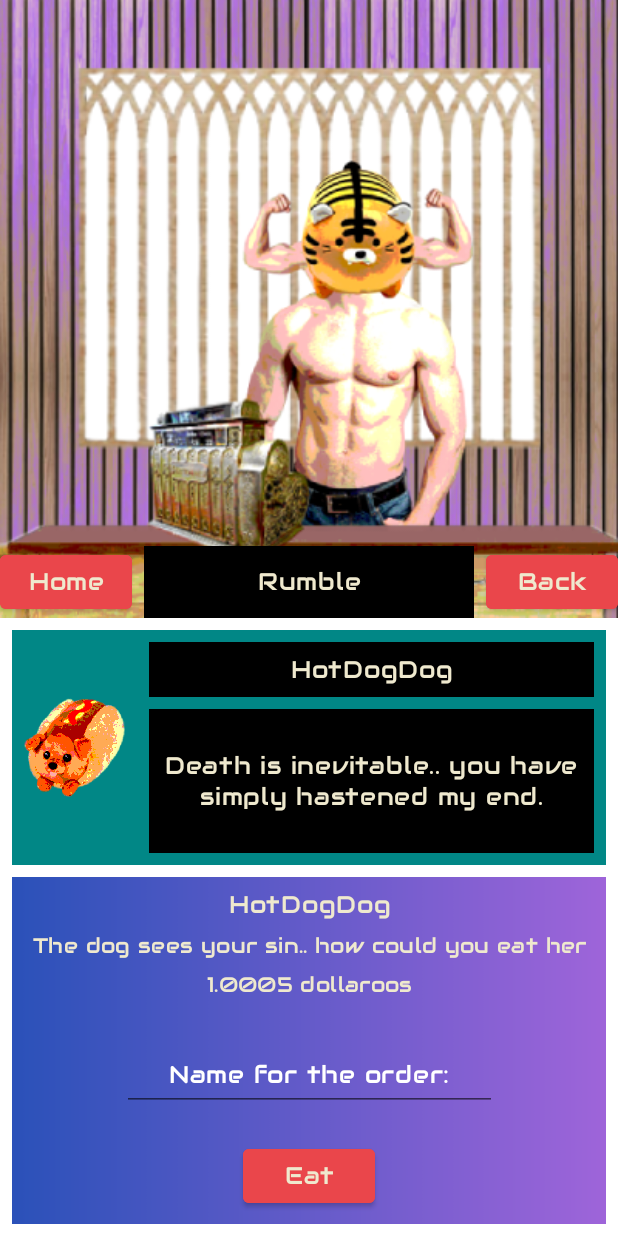
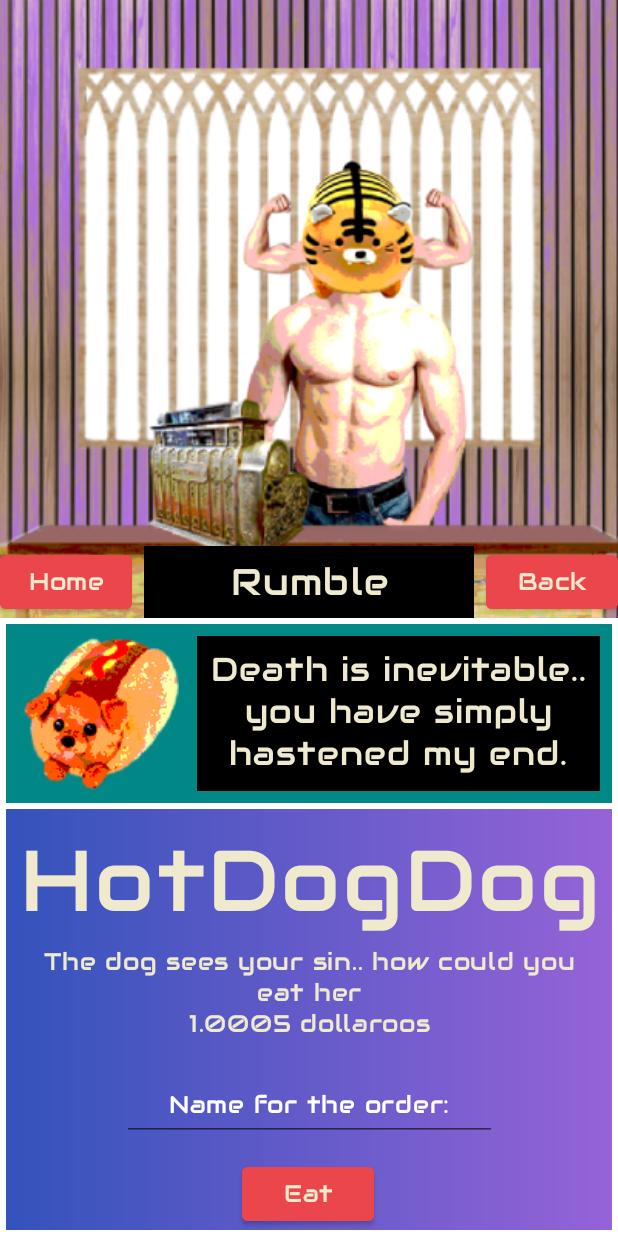
Before and after one commit to FalseNor/coffeeGame, an Android app: the PurchaseFragment screen opened through its navigation route, on a phone screen of 412 x 824 dp. Run offline under Robolectric (Android 15) with nearby library versions, the phone set to English and light mode, and no system bars.

Commit message:
beefed more layouts, removed redundancy
Signed-off-by: literate gamer <rareliterategamer@gmail.com>

```diff
--- a/app/src/main/java/com/example/coffeegame/PurchaseFragment.kt
+++ b/app/src/main/java/com/example/coffeegame/PurchaseFragment.kt
@@ -48,7 +48,6 @@ class PurchaseFragment : Fragment() {
             binding.itemTitleTextView.text = it.name
             binding.itemPriceTextView.text = it.price
             binding.itemDescriptionTextView.text = it.description
-            binding.foodNameDialogueTextView.text = it.name
             //TODO: use getString(it.deathStatement) when strings are saved properly
             }
         //navigation buttons
--- a/app/src/main/res/layout/fragment_ambiance.xml
+++ b/app/src/main/res/layout/fragment_ambiance.xml
@@ -48,6 +48,7 @@
         android:layout_marginStart="8dp"
         android:layout_marginEnd="8dp"
         android:text="Placeholder words"
+        app:autoSizeTextType="uniform"
         app:layout_constraintBottom_toBottomOf="@id/text_box_bg_ambiance"
         app:layout_constraintEnd_toEndOf="@id/text_box_bg_ambiance"
         app:layout_constraintStart_toStartOf="@id/text_box_bg_ambiance"
@@ -57,10 +58,12 @@
         android:id="@+id/image_ambiance_foreground"
         android:layout_width="0dp"
         android:layout_height="wrap_content"
+        android:importantForAccessibility="no"
         android:src="@drawable/ambiance_foreground"
         app:layout_constraintBottom_toBottomOf="@+id/image_ambiance_background"
         app:layout_constraintEnd_toEndOf="parent"
-        app:layout_constraintStart_toStartOf="parent" />
+        app:layout_constraintStart_toStartOf="parent"
+        tools:ignore="ImageContrastCheck" />
 
     <ImageView
         android:id="@+id/food_image_ambiance_screen"
@@ -73,7 +76,8 @@
         android:src="@drawable/food_hotdog"
         app:layout_constraintBottom_toBottomOf="@+id/image_ambiance_background"
         app:layout_constraintEnd_toEndOf="parent"
-        app:layout_constraintStart_toStartOf="parent" />
+        app:layout_constraintStart_toStartOf="parent"
+        tools:ignore="ImageContrastCheck" />
 
     <Button
         android:id="@+id/ambiance_back_to_start_button"
@@ -83,7 +87,8 @@
         android:backgroundTint="@color/salmon"
         android:text="@string/home"
         app:layout_constraintBottom_toTopOf="@+id/ambiance_guideline"
-        app:layout_constraintStart_toStartOf="@+id/image_ambiance_background" />
+        app:layout_constraintStart_toStartOf="@+id/image_ambiance_background"
+        tools:ignore="TextContrastCheck" />
 
     <Button
         android:id="@+id/ambiance_back_to_main"
@@ -93,6 +98,7 @@
         android:backgroundTint="@color/salmon"
         android:text="@string/back"
         app:layout_constraintBottom_toTopOf="@+id/ambiance_guideline"
-        app:layout_constraintEnd_toEndOf="parent" />
+        app:layout_constraintEnd_toEndOf="parent"
+        tools:ignore="TextContrastCheck" />
 
 </androidx.constraintlayout.widget.ConstraintLayout>
--- a/app/src/main/res/layout/fragment_chat.xml
+++ b/app/src/main/res/layout/fragment_chat.xml
@@ -61,7 +61,8 @@
         app:layout_constraintBottom_toBottomOf="@+id/text_box_bg3"
         app:layout_constraintEnd_toEndOf="@+id/text_box_bg3"
         app:layout_constraintStart_toStartOf="@+id/text_box_bg3"
-        app:layout_constraintTop_toTopOf="@+id/text_box_bg3" />
+        app:layout_constraintTop_toTopOf="@+id/text_box_bg3"
+        tools:autoSizeTextType="uniform" />
 
     <Button
         android:id="@+id/back_to_start_button"
@@ -160,6 +161,7 @@
         android:background="@color/black"
         android:padding="8dp"
         android:text="Rumble"
+        app:autoSizeTextType="uniform"
         app:layout_constraintBottom_toBottomOf="@+id/back_to_start_button"
         app:layout_constraintEnd_toStartOf="@+id/back_to_game_button"
         app:layout_constraintStart_toEndOf="@+id/back_to_start_button"
--- a/app/src/main/res/layout/fragment_main_game.xml
+++ b/app/src/main/res/layout/fragment_main_game.xml
@@ -114,6 +114,7 @@
         android:background="@color/black"
         android:padding="8dp"
         android:text="Rumble"
+        app:autoSizeTextType="uniform"
         app:layout_constraintBottom_toTopOf="@+id/guideline"
         app:layout_constraintEnd_toStartOf="@+id/chat_button"
         app:layout_constraintHorizontal_bias="0.0"
--- a/app/src/main/res/layout/fragment_purchase.xml
+++ b/app/src/main/res/layout/fragment_purchase.xml
@@ -19,7 +19,21 @@
         android:layout_width="wrap_content"
         android:layout_height="wrap_content"
         android:orientation="horizontal"
-        app:layout_constraintGuide_percent=".70" />
+        app:layout_constraintGuide_percent=".65" />
+
+    <androidx.constraintlayout.widget.Guideline
+        android:id="@+id/vertical_fourth"
+        android:layout_width="wrap_content"
+        android:layout_height="wrap_content"
+        android:orientation="vertical"
+        app:layout_constraintGuide_percent=".3" />
+
+    <androidx.constraintlayout.widget.Guideline
+        android:id="@+id/bottom_horizontal_guideline"
+        android:layout_width="wrap_content"
+        android:layout_height="wrap_content"
+        android:orientation="horizontal"
+        app:layout_constraintGuide_percent=".85" />
 
     <ImageView
         android:id="@+id/purchase_screen_character_image"
@@ -34,14 +48,15 @@
         app:layout_constraintTop_toTopOf="parent"
         app:layout_constraintVertical_bias="0.0" />
 
+
     <ImageView
         android:id="@+id/purchase_screen_text_box_bg"
         android:layout_width="0dp"
         android:layout_height="0dp"
-        android:layout_marginStart="8dp"
-        android:layout_marginTop="8dp"
-        android:layout_marginEnd="8dp"
-        android:layout_marginBottom="8dp"
+        android:layout_marginStart="4dp"
+        android:layout_marginTop="4dp"
+        android:layout_marginEnd="4dp"
+        android:layout_marginBottom="4dp"
         android:importantForAccessibility="no"
         android:scaleType="centerCrop"
         android:src="@drawable/better_text_box"
@@ -50,16 +65,15 @@
         app:layout_constraintHorizontal_bias="0.0"
         app:layout_constraintStart_toStartOf="parent"
         app:layout_constraintTop_toTopOf="@+id/purchase_fragment_under_half_guideline"
-        app:layout_constraintVertical_bias="0.0" />
-
+        app:layout_constraintVertical_bias="1.0" />
 
     <ImageView
         android:id="@+id/other_text_box_bg"
         android:layout_width="0dp"
         android:layout_height="0dp"
-        android:layout_marginStart="8dp"
-        android:layout_marginTop="8dp"
-        android:layout_marginEnd="8dp"
+        android:layout_marginStart="4dp"
+        android:layout_marginTop="4dp"
+        android:layout_marginEnd="4dp"
         android:scaleType="centerCrop"
         android:src="@drawable/better_text_box"
         app:layout_constraintBottom_toTopOf="@+id/purchase_fragment_under_half_guideline"
@@ -74,40 +88,41 @@
         android:id="@+id/item_title_text_view"
         style="@style/DescriptionTextView"
         android:layout_width="0dp"
-        android:layout_height="wrap_content"
+        android:layout_height="0dp"
         android:layout_marginStart="8dp"
-        android:layout_marginTop="8dp"
+        android:layout_marginTop="4dp"
         android:layout_marginEnd="8dp"
         android:text="HotDog Dog"
+        app:autoSizeTextType="uniform"
+        app:layout_constraintBottom_toTopOf="@+id/item_description_text_view"
         app:layout_constraintEnd_toEndOf="@+id/purchase_screen_text_box_bg"
         app:layout_constraintStart_toStartOf="@+id/purchase_screen_text_box_bg"
         app:layout_constraintTop_toTopOf="@+id/purchase_screen_text_box_bg" />
 
     <TextView
         android:id="@+id/item_description_text_view"
-        style="@style/SmallerDescriptionTextView"
+        style="@style/DescriptionTextView"
+        android:layout_width="0dp"
+        android:layout_height="wrap_content"
+        android:text="The dog sees your sin.. how could you eat her"
+        app:autoSizeTextType="uniform"
+        app:layout_constraintBottom_toTopOf="@+id/item_price_text_view"
+        app:layout_constraintEnd_toEndOf="@+id/item_title_text_view"
+        app:layout_constraintStart_toStartOf="@+id/item_title_text_view" />
+
+    <TextView
+        android:id="@+id/item_price_text_view"
+        style="@style/DescriptionTextView"
         android:layout_width="0dp"
         android:layout_height="wrap_content"
         android:layout_marginStart="8dp"
-        android:layout_marginTop="8dp"
         android:layout_marginEnd="8dp"
-        android:text="The dog sees your sin.. how could you eat her"
+        android:layout_marginBottom="8dp"
+        android:text="amount of money"
+        app:autoSizeTextType="uniform"
+        app:layout_constraintBottom_toTopOf="@+id/bottom_horizontal_guideline"
         app:layout_constraintEnd_toEndOf="@+id/purchase_screen_text_box_bg"
-        app:layout_constraintStart_toStartOf="@+id/purchase_screen_text_box_bg"
-        app:layout_constraintTop_toBottomOf="@+id/item_title_text_view" />
-
-    <TextView
-        android:id="@+id/item_price_text_view"
-        style="@style/SmallerDescriptionTextView"
-        android:layout_width="0dp"
-        android:layout_height="wrap_content"
-        android:layout_marginStart="8dp"
-        android:layout_marginTop="8dp"
-        android:layout_marginEnd="8dp"
-        android:text="amount of money"
-        app:layout_constraintEnd_toEndOf="@+id/purchase_screen_text_box_bg"
-        app:layout_constraintStart_toStartOf="@+id/purchase_screen_text_box_bg"
-        app:layout_constraintTop_toBottomOf="@+id/item_description_text_view" />
+        app:layout_constraintStart_toStartOf="@+id/purchase_screen_text_box_bg" />
 
     <Button
         android:id="@+id/eat_button"
@@ -116,11 +131,11 @@
         android:layout_height="wrap_content"
         android:layout_marginStart="8dp"
         android:layout_marginEnd="8dp"
-        android:layout_marginBottom="8dp"
         android:backgroundTint="@color/salmon"
-        android:text="Eat"
+        android:text="@string/eat"
         app:layout_constraintBottom_toBottomOf="@+id/purchase_screen_text_box_bg"
         app:layout_constraintEnd_toEndOf="@+id/purchase_screen_text_box_bg"
+        app:layout_constraintHorizontal_bias="0.497"
         app:layout_constraintStart_toStartOf="@+id/purchase_screen_text_box_bg" />
 
     <com.google.android.material.textfield.TextInputEditText
@@ -130,7 +145,6 @@
         android:layout_height="wrap_content"
         android:layout_rowWeight="1"
         android:layout_marginStart="8dp"
-        android:layout_marginTop="8dp"
         android:layout_marginEnd="8dp"
         android:hint="Name for the order:"
         android:inputType="textCapWords"
@@ -139,7 +153,7 @@
         app:layout_constraintBottom_toTopOf="@+id/eat_button"
         app:layout_constraintEnd_toEndOf="@+id/purchase_screen_text_box_bg"
         app:layout_constraintStart_toStartOf="@+id/purchase_screen_text_box_bg"
-        app:layout_constraintTop_toBottomOf="@+id/item_price_text_view" />
+        app:layout_constraintTop_toTopOf="@+id/bottom_horizontal_guideline" />
 
     <Button
         android:id="@+id/purchase_screen_back_to_start_button"
@@ -156,44 +170,33 @@
         style="@style/DescriptionTextView"
         android:layout_width="0dp"
         android:layout_height="0dp"
-        android:layout_rowWeight="1"
-        android:layout_marginStart="16dp"
-        android:layout_marginTop="8dp"
-        android:layout_marginEnd="16dp"
-        android:layout_marginBottom="8dp"
+        android:layout_margin="8dp"
         android:background="@color/black"
+        android:gravity="top|center_vertical"
+        android:padding="8dp"
         android:text="&quot;goodbye, cruel world!&quot;"
-        app:layout_constraintBottom_toTopOf="@+id/purchase_fragment_under_half_guideline"
-        app:layout_constraintEnd_toEndOf="parent"
-        app:layout_constraintStart_toEndOf="@+id/food_image"
-        app:layout_constraintTop_toBottomOf="@+id/food_name_dialogue_text_view" />
+        app:autoSizeTextType="uniform"
+        app:layout_constraintBottom_toBottomOf="@id/other_text_box_bg"
+        app:layout_constraintEnd_toEndOf="@id/other_text_box_bg"
+        app:layout_constraintHorizontal_bias="0.0"
+        app:layout_constraintStart_toStartOf="@+id/vertical_fourth"
+        app:layout_constraintTop_toTopOf="@+id/other_text_box_bg"
+        app:layout_constraintVertical_bias="0.0" />
 
     <ImageView
         android:id="@+id/food_image"
-        android:layout_width="wrap_content"
+        android:layout_width="0dp"
         android:layout_height="0dp"
-        android:layout_rowWeight="1"
-        android:layout_marginStart="16dp"
+        android:layout_marginStart="8dp"
+        android:layout_marginTop="8dp"
+        android:layout_marginBottom="8dp"
         android:src="@drawable/food_hotdog"
         app:layout_constraintBottom_toBottomOf="@+id/other_text_box_bg"
-        app:layout_constraintStart_toStartOf="parent"
-        app:layout_constraintTop_toTopOf="@+id/other_text_box_bg" />
-
-    <TextView
-        android:id="@+id/food_name_dialogue_text_view"
-        style="@style/DescriptionTextView"
-        android:layout_width="0dp"
-        android:layout_height="wrap_content"
-        android:layout_marginStart="16dp"
-        android:layout_marginTop="8dp"
-        android:layout_marginEnd="8dp"
-        android:background="@color/black"
-        android:paddingTop="8dp"
-        android:paddingBottom="8dp"
-        android:text="HotDog Dog"
-        app:layout_constraintEnd_toEndOf="@+id/other_text_box_bg"
-        app:layout_constraintStart_toEndOf="@+id/food_image"
-        app:layout_constraintTop_toTopOf="@+id/other_text_box_bg" />
+        app:layout_constraintEnd_toStartOf="@+id/vertical_fourth"
+        app:layout_constraintHorizontal_bias="0.0"
+        app:layout_constraintStart_toStartOf="@+id/other_text_box_bg"
+        app:layout_constraintTop_toTopOf="@+id/other_text_box_bg"
+        app:layout_constraintVertical_bias="0.0" />
 
     <Button
         android:id="@+id/back_button_purchase_screen"
@@ -215,6 +218,7 @@
         android:background="@color/black"
         android:padding="8dp"
         android:text="Rumble"
+        app:autoSizeTextType="uniform"
         app:layout_constraintBottom_toTopOf="@+id/purchase_fragment_half_guideline"
         app:layout_constraintEnd_toStartOf="@+id/back_button_purchase_screen"
         app:layout_constraintHorizontal_bias="0.353"
--- a/app/src/main/res/layout/horizontal_list_item.xml
+++ b/app/src/main/res/layout/horizontal_list_item.xml
@@ -10,7 +10,7 @@
     app:cardElevation="4sp">
 
     <androidx.constraintlayout.widget.ConstraintLayout
-            android:layout_width="100sp"
+        android:layout_width="120sp"
         android:layout_height="wrap_content"
         android:paddingStart="8sp"
         android:paddingTop="8sp"
@@ -19,8 +19,9 @@
 
         <ImageView
             android:id="@+id/sustenance_image"
-                android:layout_width="wrap_content"
+            android:layout_width="0dp"
             android:layout_height="wrap_content"
+            android:layout_marginTop="8dp"
             android:importantForAccessibility="no"
             android:src="@drawable/food_hotdog"
             app:layout_constraintEnd_toEndOf="parent"
@@ -35,6 +36,7 @@
             android:layout_marginTop="8sp"
             android:text="@string/sustenance_name"
             android:textAppearance="@style/TextAppearance.AppCompat.Body2"
+            app:autoSizeTextType="uniform"
             app:layout_constraintEnd_toEndOf="parent"
             app:layout_constraintStart_toStartOf="parent"
             app:layout_constraintTop_toBottomOf="@+id/sustenance_image" />
@@ -46,6 +48,7 @@
             android:layout_height="wrap_content"
             android:text="@string/sustenance_price"
             android:textAppearance="@style/TextAppearance.AppCompat.Small"
+            app:autoSizeTextType="uniform"
             app:layout_constraintEnd_toEndOf="@+id/sustenance_name"
             app:layout_constraintStart_toStartOf="@+id/sustenance_name"
             app:layout_constraintTop_toBottomOf="@+id/sustenance_name" />
--- a/app/src/main/res/values/strings.xml
+++ b/app/src/main/res/values/strings.xml
@@ -9,4 +9,5 @@
     <string name="chat">Chat</string>
     <string name="back">Back</string>
     <string name="home">Home</string>
+    <string name="eat">Eat</string>
 </resources>
```
Lines whose indentation alone changed are shown as unchanged.
